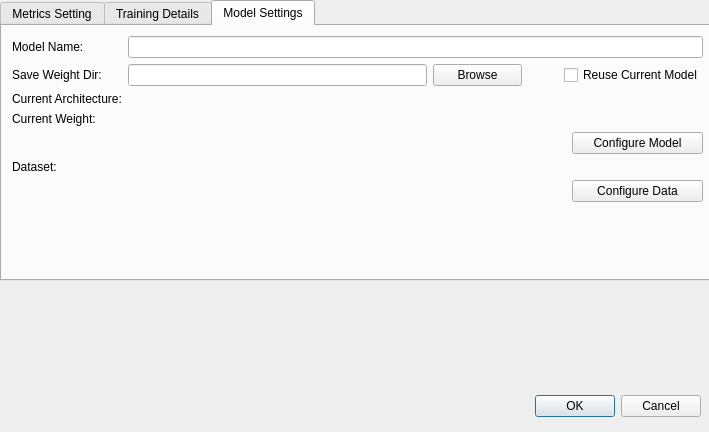
Before: the Qt Designer form app/trainconfigurationdialog.ui in kelvin34501/alchimia_repo, drawn with Qt 5.
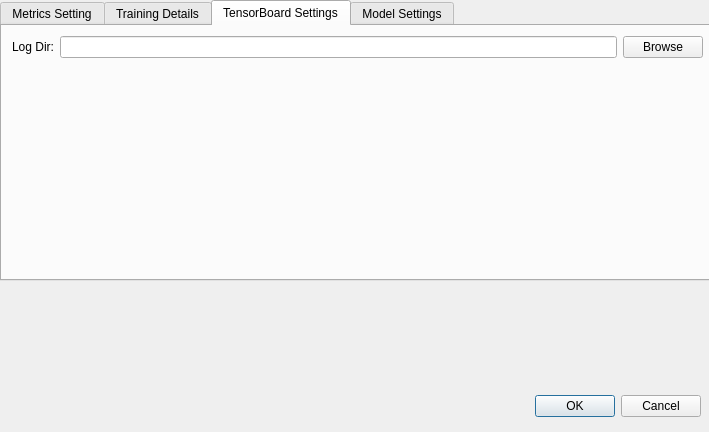
After: the same form once the commit is applied. The open tabs and pages were chosen to show the change.

Patch:
```diff
--- a/app/trainconfigurationdialog.ui
+++ b/app/trainconfigurationdialog.ui
@@ -201,6 +201,44 @@
      </layout>
     </widget>
    </widget>
+   <widget class="QWidget" name="TensorBoardSettings">
+    <attribute name="title">
+     <string>TensorBoard Settings</string>
+    </attribute>
+    <widget class="QWidget" name="formLayoutWidget_3">
+     <property name="geometry">
+      <rect>
+       <x>10</x>
+       <y>10</y>
+       <width>691</width>
+       <height>241</height>
+      </rect>
+     </property>
+     <layout class="QFormLayout" name="formLayout_3">
+      <item row="0" column="0">
+       <widget class="QLabel" name="label_10">
+        <property name="text">
+         <string>Log Dir:</string>
+        </property>
+       </widget>
+      </item>
+      <item row="0" column="1">
+       <layout class="QHBoxLayout" name="horizontalLayout_4">
+        <item>
+         <widget class="QLineEdit" name="LogDirLineEdit"/>
+        </item>
+        <item>
+         <widget class="QPushButton" name="LogDirBrowseButton">
+          <property name="text">
+           <string>Browse</string>
+          </property>
+         </widget>
+        </item>
+       </layout>
+      </item>
+     </layout>
+    </widget>
+   </widget>
    <widget class="QWidget" name="ModelSettings">
     <attribute name="title">
      <string>Model Settings</string>
```
Left out of the diff: 119 changed lines with no effect on the pictures.
